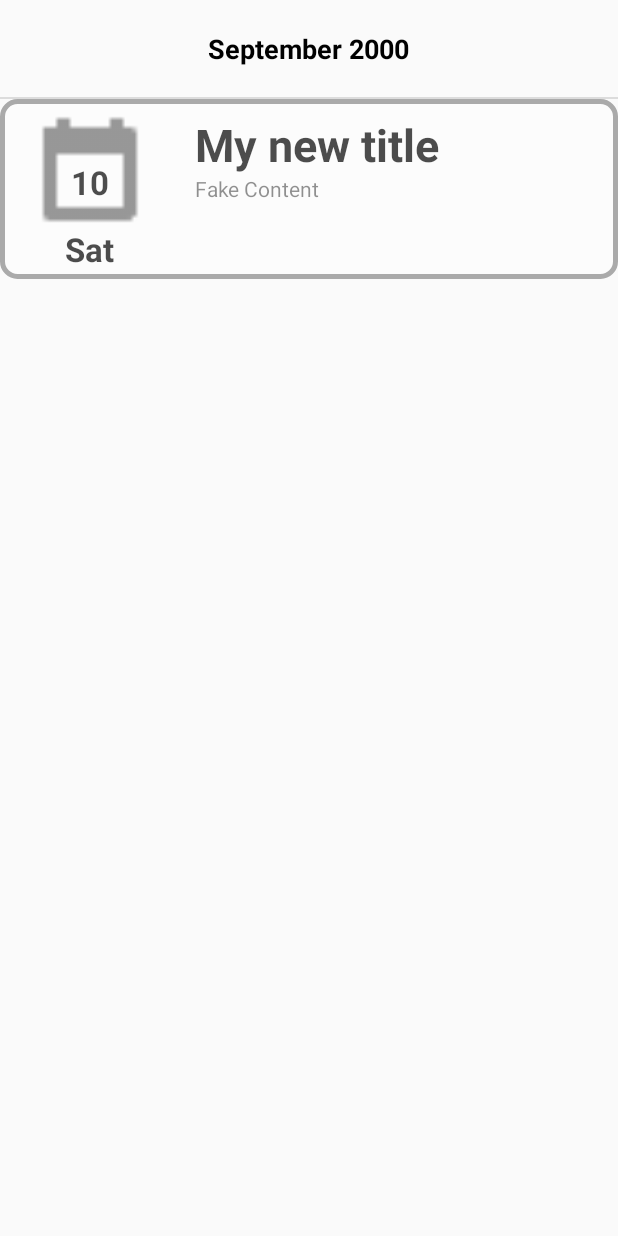
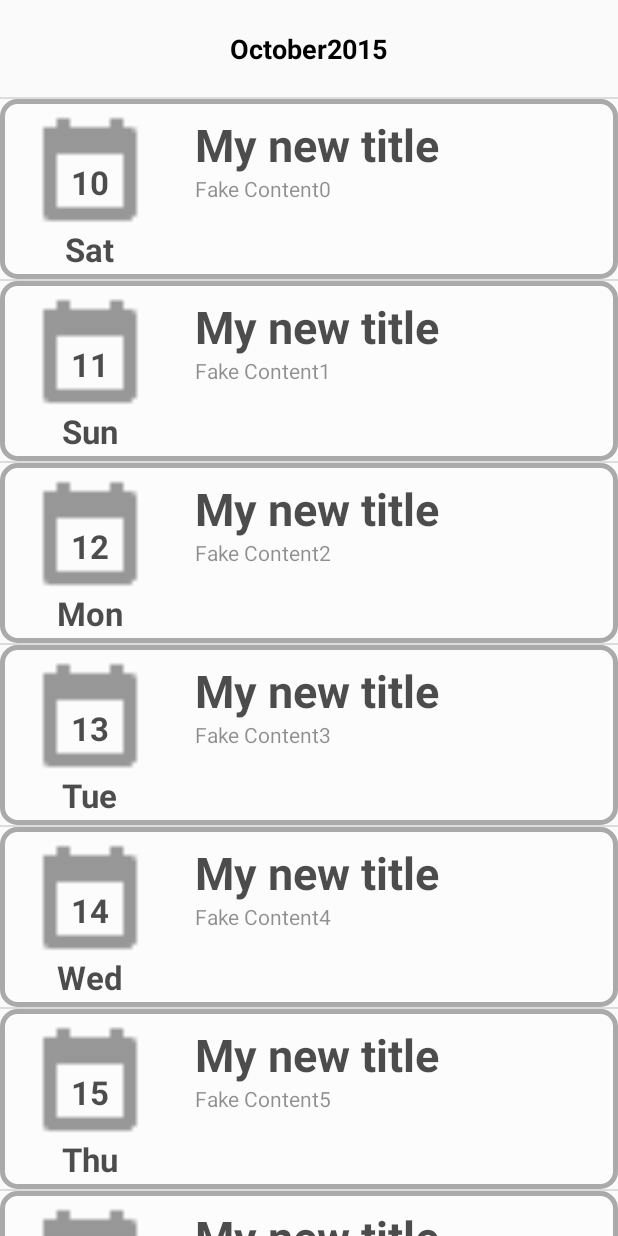
Before and after one commit to jzz111/MedicalTrackerJournal, an Android app: the screen it shows after launch (MainActivity), on a phone screen of 412 x 824 dp. Run offline under Robolectric (Android 15) with nearby library versions, the phone set to English and light mode, and no system bars.

Commit message:
Trying to reorganize listview

```diff
--- a/app/src/main/AndroidManifest.xml
+++ b/app/src/main/AndroidManifest.xml
@@ -8,7 +8,7 @@
         android:label="@string/app_name"
         android:supportsRtl="true"
         android:theme="@style/AppTheme">
-        <activity android:name=".MainActivity">
+        <activity android:name=".activity.MainActivity">
             <intent-filter>
                 <action android:name="android.intent.action.MAIN" />
                 <category android:name="android.intent.category.LAUNCHER" />
--- a/app/src/main/java/net/jghost/medicaltrackerjournal/MainActivity.java
+++ /dev/null
@@ -1,39 +0,0 @@
-package net.jghost.medicaltrackerjournal;
-
-import android.app.ListActivity;
-import android.os.Bundle;
-import android.view.View;
-import android.widget.ListView;
-
-import net.jghost.medicaltrackerjournal.adapter.JournalEntryPreviewAdapter;
-import net.jghost.medicaltrackerjournal.model.JournalEntry;
-
-import java.util.ArrayList;
-import java.util.Date;
-import java.util.GregorianCalendar;
-import java.util.List;
-
-public class MainActivity extends ListActivity {
-
-    private JournalEntryPreviewAdapter adapter;
-    private ListView entryList;
-
-    @Override
-    protected void onCreate(Bundle savedInstanceState) {
-        super.onCreate(savedInstanceState);
-        setContentView(R.layout.activity_main);
-        List<JournalEntry> fakeJournalEntries = new ArrayList<JournalEntry>();
-        JournalEntry e = new JournalEntry();
-        e.setContent("Fake Content");
-        e.setDate(new GregorianCalendar());
-        e.getDate().setTime(new Date());
-        e.setTitle("My new title");
-        fakeJournalEntries.add(e);
-        adapter = new JournalEntryPreviewAdapter(this, R.layout.listview_journal_entry_row, fakeJournalEntries);
-
-        entryList = (ListView) findViewById(android.R.id.list);
-        View header = getLayoutInflater().inflate(R.layout.listview_journal_month, null);
-        entryList.addHeaderView(header);
-        entryList.setAdapter(adapter);
-    }
-}
--- /dev/null
+++ b/app/src/main/java/net/jghost/medicaltrackerjournal/activity/MainActivity.java
@@ -0,0 +1,56 @@
+package net.jghost.medicaltrackerjournal.activity;
+
+import android.app.Activity;
+import android.app.ListActivity;
+import android.os.Bundle;
+import android.view.View;
+import android.widget.LinearLayout;
+import android.widget.ListView;
+import android.widget.TextView;
+
+import net.jghost.medicaltrackerjournal.R;
+import net.jghost.medicaltrackerjournal.adapter.JournalEntryPreviewAdapter;
+import net.jghost.medicaltrackerjournal.model.JournalEntry;
+
+import java.util.ArrayList;
+import java.util.Calendar;
+import java.util.Date;
+import java.util.GregorianCalendar;
+import java.util.List;
+
+public class MainActivity extends Activity {
+
+    @Override
+    protected void onCreate(Bundle savedInstanceState) {
+        super.onCreate(savedInstanceState);
+        setContentView(R.layout.main_activity);
+        List<JournalEntry> fakeJournalEntries = new ArrayList<JournalEntry>();
+        JournalEntry e;
+        for (int i = 0; i<10; i++) {
+            e = new JournalEntry();
+            e.setContent("Fake Content" + i);
+            e.setDate(new GregorianCalendar());
+            e.getDate().setTime(new Date());
+            e.getDate().add(Calendar.DATE, i);
+            e.setTitle("My new title");
+            fakeJournalEntries.add(e);
+        }
+        LinearLayout october = displayMonth("October", 2015, fakeJournalEntries);
+        LinearLayout.LayoutParams p = new LinearLayout.LayoutParams(LinearLayout.LayoutParams.WRAP_CONTENT,LinearLayout.LayoutParams.WRAP_CONTENT);
+        addContentView(october, p);
+    }
+
+    private LinearLayout displayMonth(String month, int year, List<JournalEntry> entries) {
+        JournalEntryPreviewAdapter adapter = new JournalEntryPreviewAdapter(this, R.layout.listview_journal_entry_row, entries);
+
+        LinearLayout container = (LinearLayout) getLayoutInflater().inflate(R.layout.listview_journal_entry, null);
+        ListView entryList = (ListView) container.findViewById(android.R.id.list);
+        View header = getLayoutInflater().inflate(R.layout.listview_header_journal_month, null);
+        TextView month_year = (TextView) header.findViewById(R.id.category_month_year);
+        month_year.setText(month + year);
+        entryList.addHeaderView(header);
+        entryList.setAdapter(adapter);
+
+        return container;
+    }
+}
--- a/app/src/main/res/layout/activity_main.xml
+++ b/app/src/main/res/layout/listview_journal_entry.xml
@@ -3,17 +3,8 @@
     xmlns:tools="http://schemas.android.com/tools"
     android:layout_width="match_parent"
     android:layout_height="match_parent"
-    tools:context="net.jghost.medicaltrackerjournal.MainActivity"
+    tools:context="net.jghost.medicaltrackerjournal.activity.MainActivity"
     android:orientation="vertical">
-
-    <TextView
-        android:layout_width="match_parent"
-        android:layout_height="wrap_content"
-        android:textAppearance="?android:attr/textAppearanceMedium"
-        android:text="@string/NO_JOURNAL_ENTRY"
-        android:id="@android:id/empty"
-        android:enabled="true"
-        android:textColor="@android:color/tertiary_text_light" />
 
     <ListView
         android:layout_width="match_parent"
--- /dev/null
+++ b/app/src/main/res/layout/main_activity.xml
@@ -0,0 +1,5 @@
+<?xml version="1.0" encoding="utf-8"?>
+<LinearLayout xmlns:android="http://schemas.android.com/apk/res/android"
+    android:layout_width="match_parent" android:layout_height="match_parent">
+
+</LinearLayout>
```
Also changed, not shown: app/src/main/res/layout/listview_header_journal_month.xml (renamed from app/src/main/res/layout/listview_journal_month.xml).
